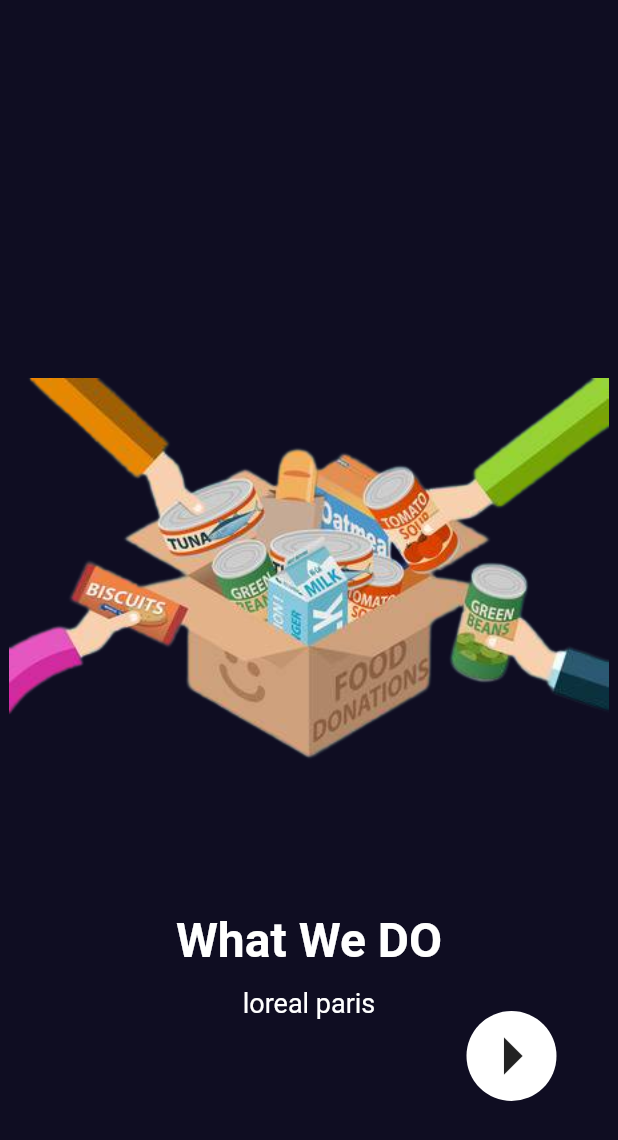
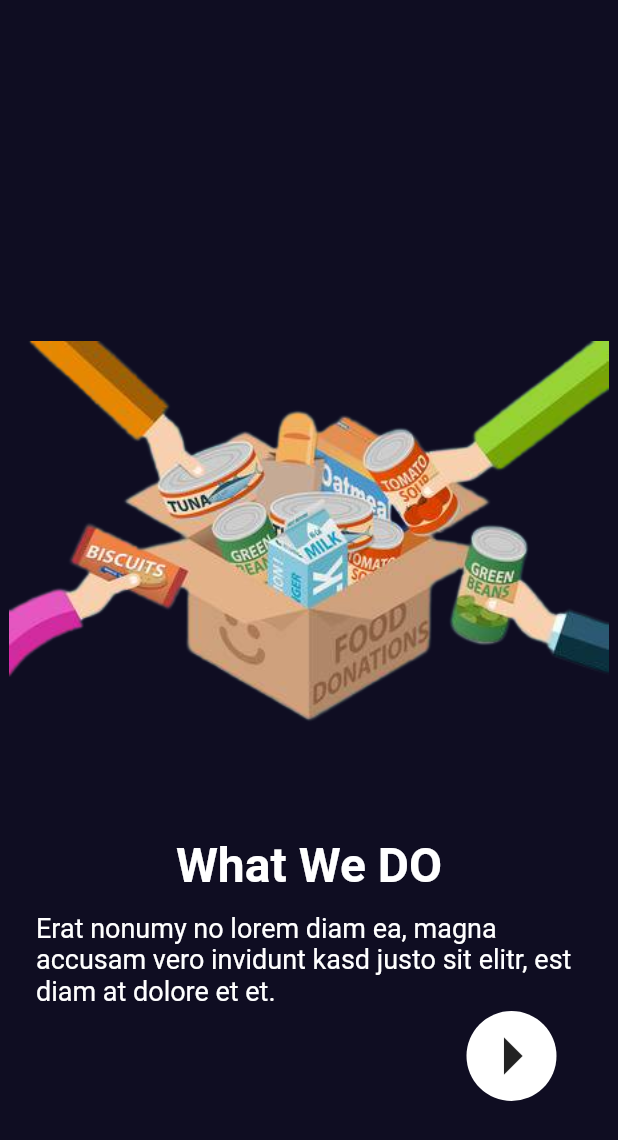
Before and after one commit to iamkranthi/food_donating_app, a Flutter app: the screen it shows after launch, after a tap on the "arrow right" icon, on a phone screen of 412 x 824 dp. Shown: the top 1140 px of the screen. Run offline on Flutter 3.47's test engine with Material 2 defaults, Android fonts, the phone set to English and light mode, and no system bars; our stand-ins replace flutter_spinkit.

Commit message:
On boarding Ui completed

```diff
--- a/lib/screens/login_screen.dart
+++ b/lib/screens/login_screen.dart
@@ -0,0 +1,14 @@
+import 'package:flutter/material.dart';
+
+class LoginScreen extends StatelessWidget {
+  const LoginScreen({Key? key}) : super(key: key);
+
+  @override
+  Widget build(BuildContext context) {
+    return const  Scaffold(
+      body: Center(
+        child: Text('data'),
+      ),
+    );
+  }
+}
--- a/lib/screens/on_boarding_screen.dart
+++ b/lib/screens/on_boarding_screen.dart
@@ -41,7 +41,7 @@ class _OnBoardingPageState extends State<OnBoardingPage> {
                 color: ConstantColors.bgColor,
                 child: const OnBoardComponents(
                   title: 'What We DO',
-                  description: 'loreal paris',
+                  description: 'Erat nonumy no lorem diam ea, magna accusam vero invidunt kasd justo sit elitr, est diam at dolore et et.',
                   image: 'assets/onboarding/onbooard_3.png',
                 ),
               ),
@@ -49,12 +49,12 @@ class _OnBoardingPageState extends State<OnBoardingPage> {
                 color: ConstantColors.bgColor,
                 child: const OnBoardComponents(
                     title: 'title',
-                    description: 'description',
+                    description: 'Eirmod diam erat sadipscing sadipscing sed amet. Gubergren amet invidunt sea eirmod kasd dolor accusam duo et, diam dolor sit.',
                     image: 'assets/onboarding/onboard_2.png'),
               ),
             ],
           ),
-          OnBoradingButton(pageController: _pageController),
+       OnBoardingButton(lastPage: lastPage, pageController: _pageController),
         ],
       ),
     );
--- a/lib/screens/widgets/onboard_components.dart
+++ b/lib/screens/widgets/onboard_components.dart
@@ -1,4 +1,5 @@
 import 'package:donate_app/constants/colors/constant_colors.dart';
+import 'package:donate_app/screens/login_screen.dart';
 import 'package:flutter/material.dart';
 
 class OnBoardComponents extends StatelessWidget {
@@ -19,7 +20,7 @@ class OnBoardComponents extends StatelessWidget {
           const SizedBox(height: 180),
           Image.asset(
             image,
-            height: 400,
+            height: 350,
             width: 400,
           ),
           const SizedBox(
@@ -37,7 +38,7 @@ class OnBoardComponents extends StatelessWidget {
             height: 12,
           ),
           Padding(
-            padding: const EdgeInsets.symmetric(horizontal: 10),
+            padding: const EdgeInsets.symmetric(horizontal: 24),
             child: Text(
               description,
               style: const TextStyle(
@@ -53,13 +54,15 @@ class OnBoardComponents extends StatelessWidget {
   }
 }
 
+class OnBoardingButton extends StatelessWidget {
+  const OnBoardingButton({
+    Key? key,
+    required this.lastPage,
+    required PageController pageController,
+  })  : _pageController = pageController,
+        super(key: key);
 
-class OnBoradingButton extends StatelessWidget {
-  const OnBoradingButton({
-    Key? key,
-    required PageController pageController,
-  }) : _pageController = pageController, super(key: key);
-
+  final bool lastPage;
   final PageController _pageController;
 
   @override
@@ -67,7 +70,48 @@ class OnBoradingButton extends StatelessWidget {
     return Positioned(
       bottom: 90,
       right: 41,
-      child: Container(
+      child: lastPage
+          ? Container(
+              height: 60,
+              decoration: const BoxDecoration(
+                  shape: BoxShape.rectangle,
+                  color: Colors.white,
+                  borderRadius: BorderRadius.all(Radius.circular(20))),
+              child: GestureDetector(
+                onTap: () => _pageController.nextPage(
+                  duration: const Duration(milliseconds: 500),
+                  curve: Curves.easeInOut,
+                ),
+                child: GestureDetector(
+                  onTap: () async {
+                    Navigator.of(context).pushReplacement(MaterialPageRoute(
+                        builder: (context) => const LoginScreen()));
+
+                    // Navigator.pushReplacement(
+                    //     context,
+                    //     MaterialPageRoute(
+                    //         builder: (context) => const LoginScreen()));
+                  },
+                  child: Row(
+                    children: const [
+                      Text(
+                        ' Lets get started          ',
+                        style: TextStyle(
+                            fontWeight: FontWeight.w700,
+                            fontSize: 32,
+                            wordSpacing: 2),
+                        overflow: TextOverflow.clip,
+                      ),
+                      Icon(
+                        Icons.forward_sharp,
+                        size: 40,
+                      )
+                    ],
+                  ),
+                ),
+              ),
+            )
+          : Container(
               height: 60,
               width: 60,
               decoration: const BoxDecoration(
@@ -77,7 +121,7 @@ class OnBoradingButton extends StatelessWidget {
               child: GestureDetector(
                 onTap: () => _pageController.nextPage(
                   duration: const Duration(milliseconds: 500),
-            curve: Curves.ease,
+                  curve: Curves.easeInOut,
                 ),
                 child: const Icon(Icons.arrow_right, size: 60),
               ),
--- a/pubspec.yaml
+++ b/pubspec.yaml
@@ -15,6 +15,7 @@ dependencies:
   cupertino_icons: ^1.0.2
   flutter_spinkit: ^5.1.0
   concentric_transition: ^1.0.2
+  shared_preferences: ^2.0.15
 
 dev_dependencies:
   flutter_test:
```
Also changed, not shown: pubspec.lock, 1 other file. Lines whose indentation alone changed are shown as unchanged.
